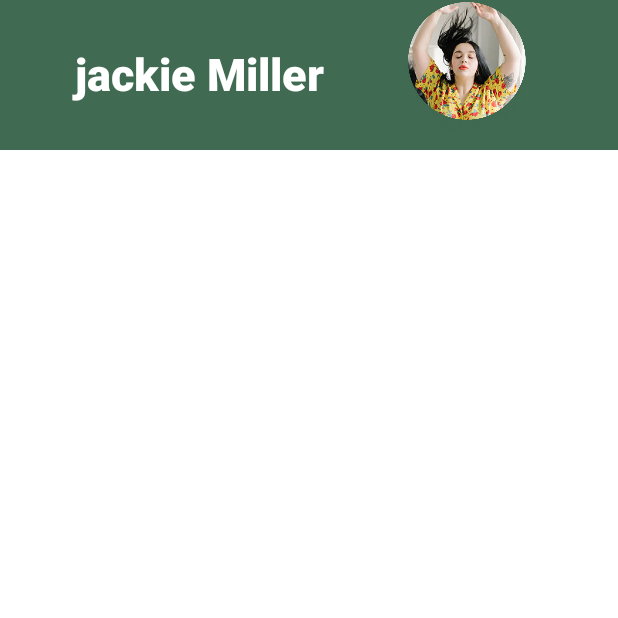
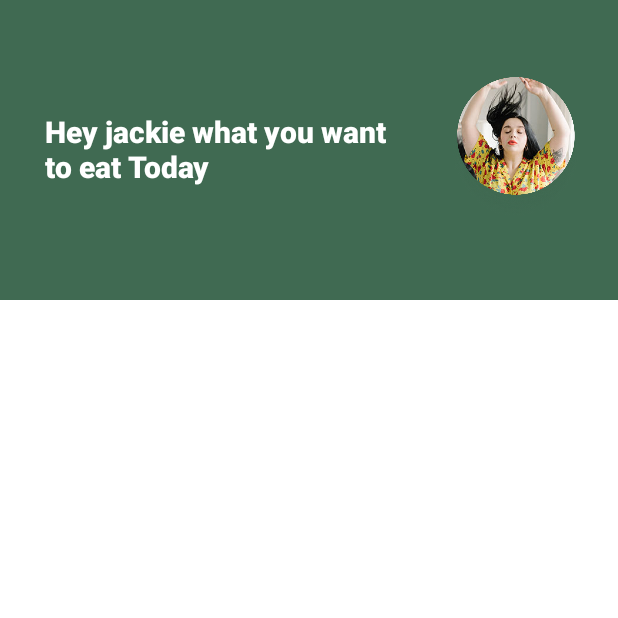
Before and after one commit to T4gamer/AndroidFoodCompose, an Android app built with Jetpack Compose: the composable BeforePayment shown on its own in the app's theme, on a phone screen of 412 x 824 dp, the top half of it. Run offline under Robolectric (Android 15) with nearby library versions, the phone set to English and light mode, and no system bars.

Commit message:
adjusting the beforePayment profile image size

```diff
--- a/app/src/main/java/com/example/foodcompose/searchbar.kt
+++ b/app/src/main/java/com/example/foodcompose/searchbar.kt
@@ -135,7 +135,7 @@ fun SearchListItem(ItemText: String, onItemClick: (String) -> Unit) {
 @Composable
 fun ListItem(list: List<ImageRow>) {
     LazyColumn(
-        verticalArrangement = Arrangement.spacedBy(5.dp),
+        verticalArrangement = Arrangement.spacedBy(0.dp),
         modifier = Modifier.fillMaxWidth()
     ) {
         items(list) {
@@ -300,14 +300,16 @@ fun BeforePayment() {
         Modifier
             .background(appGreen)
             .fillMaxWidth()
-            .height(100.dp)) {
+            .requiredHeight(200.dp)
+            ) {
         Text(
-            text = "jackie Miller", modifier = Modifier
+            text = "Hey jackie what you want to eat Today", modifier = Modifier
                 .align(Alignment.CenterVertically)
-                .padding(50.dp, 20.dp),
+                .padding(start = 30.dp, end = 10.dp)
+                .weight(1f),
             style = TextStyle(
                 color = Color.White,
-                fontSize = 30.sp,
+                fontSize = 20.sp,
                 fontWeight = FontWeight.ExtraBold
             )
         )
@@ -316,7 +318,9 @@ fun BeforePayment() {
             contentDescription = "profile",
             modifier = Modifier
                 .align(Alignment.CenterVertically)
-                .wrapContentWidth(Alignment.End)
+                .wrapContentWidth(Alignment.CenterHorizontally)
+                .weight(0.5f)
+                .size(100.dp)
         )
     }
 }
```
Also changed, not shown: app/src/main/java/com/example/foodcompose/MainActivity.kt (+22 -1 lines).
